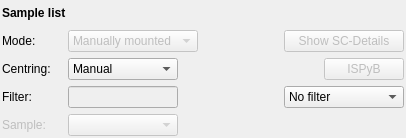
mxcube/mxcubeqt, file Bricks/widgets/ui_files/Qt4_sample_changer_widget_layout.ui: the form before one commit.
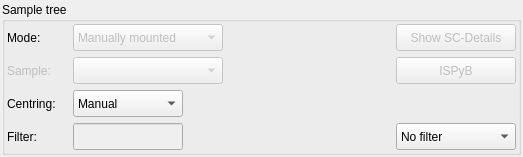
The form after the commit. Icons and pictures are not drawn.

The edit to the form file:
```diff
--- a/Bricks/widgets/ui_files/Qt4_sample_changer_widget_layout.ui
+++ b/Bricks/widgets/ui_files/Qt4_sample_changer_widget_layout.ui
@@ -6,8 +6,8 @@
    <rect>
     <x>0</x>
     <y>0</y>
-    <width>406</width>
-    <height>138</height>
+    <width>523</width>
+    <height>156</height>
    </rect>
   </property>
   <property name="sizePolicy">
@@ -25,42 +25,32 @@
   <property name="windowTitle">
    <string>Acquisition widget</string>
   </property>
-  <layout class="QHBoxLayout">
-   <property name="spacing">
-    <number>0</number>
-   </property>
-   <property name="margin">
-    <number>2</number>
-   </property>
-   <item>
-    <layout class="QVBoxLayout" name="verticalLayout">
-     <property name="leftMargin">
-      <number>0</number>
-     </property>
-     <property name="topMargin">
-      <number>0</number>
-     </property>
-     <property name="rightMargin">
-      <number>0</number>
-     </property>
-     <item>
-      <widget class="QLabel" name="label">
-       <property name="font">
-        <font>
-         <weight>75</weight>
-         <bold>true</bold>
-        </font>
-       </property>
-       <property name="text">
-        <string>Sample list</string>
-       </property>
-      </widget>
-     </item>
-     <item>
       <layout class="QHBoxLayout" name="horizontalLayout_2">
        <property name="spacing">
-        <number>6</number>
-       </property>
+    <number>0</number>
+   </property>
+   <property name="margin">
+    <number>2</number>
+   </property>
+   <item>
+    <widget class="QGroupBox" name="groupBox">
+     <property name="title">
+      <string>Sample tree</string>
+     </property>
+     <layout class="QHBoxLayout" name="horizontalLayout_3">
+      <property name="spacing">
+       <number>0</number>
+      </property>
+      <property name="sizeConstraint">
+       <enum>QLayout::SetMinimumSize</enum>
+      </property>
+      <property name="margin">
+       <number>2</number>
+      </property>
+      <item>
+       <layout class="QHBoxLayout" name="horizontalLayout">
+        <item>
+         <layout class="QVBoxLayout" name="verticalLayout_2">
        <item>
         <widget class="QLabel" name="label_2">
          <property name="sizePolicy">
@@ -72,13 +62,13 @@
          <property name="minimumSize">
           <size>
            <width>60</width>
-           <height>0</height>
+              <height>27</height>
           </size>
          </property>
          <property name="maximumSize">
           <size>
            <width>60</width>
-           <height>16777215</height>
+              <height>27</height>
           </size>
          </property>
          <property name="text">
@@ -87,14 +77,84 @@
         </widget>
        </item>
        <item>
+           <widget class="QLabel" name="sample_label">
+            <property name="enabled">
+             <bool>false</bool>
+            </property>
+            <property name="minimumSize">
+             <size>
+              <width>60</width>
+              <height>27</height>
+             </size>
+            </property>
+            <property name="maximumSize">
+             <size>
+              <width>60</width>
+              <height>27</height>
+             </size>
+            </property>
+            <property name="text">
+             <string>Sample:</string>
+            </property>
+           </widget>
+          </item>
+          <item>
+           <widget class="QLabel" name="label_3">
+            <property name="sizePolicy">
+             <sizepolicy hsizetype="Fixed" vsizetype="Preferred">
+              <horstretch>0</horstretch>
+              <verstretch>0</verstretch>
+             </sizepolicy>
+            </property>
+            <property name="minimumSize">
+             <size>
+              <width>60</width>
+              <height>27</height>
+             </size>
+            </property>
+            <property name="maximumSize">
+             <size>
+              <width>60</width>
+              <height>27</height>
+             </size>
+            </property>
+            <property name="text">
+             <string>Centring:</string>
+            </property>
+           </widget>
+          </item>
+          <item>
+           <widget class="QLabel" name="filter_label">
+            <property name="minimumSize">
+             <size>
+              <width>60</width>
+              <height>27</height>
+             </size>
+            </property>
+            <property name="maximumSize">
+             <size>
+              <width>60</width>
+              <height>27</height>
+             </size>
+            </property>
+            <property name="text">
+             <string>Filter:</string>
+            </property>
+           </widget>
+          </item>
+         </layout>
+        </item>
+        <item>
+         <layout class="QVBoxLayout" name="verticalLayout_3">
+          <item>
         <widget class="QComboBox" name="filter_cbox">
          <property name="enabled">
           <bool>false</bool>
          </property>
          <property name="minimumSize">
           <size>
-           <width>0</width>
-           <height>0</height>
+              <width>150</width>
+              <height>27</height>
           </size>
          </property>
          <property name="maximumSize">
@@ -126,78 +186,21 @@
         </widget>
        </item>
        <item>
-        <spacer name="horizontalSpacer_2">
-         <property name="orientation">
-          <enum>Qt::Horizontal</enum>
-         </property>
-         <property name="sizeType">
-          <enum>QSizePolicy::Expanding</enum>
-         </property>
-         <property name="sizeHint" stdset="0">
-          <size>
-           <width>20</width>
-           <height>20</height>
-          </size>
-         </property>
-        </spacer>
-       </item>
-       <item>
-        <widget class="QPushButton" name="details_button">
+           <widget class="QComboBox" name="sample_combo">
          <property name="enabled">
           <bool>false</bool>
          </property>
-         <property name="sizePolicy">
-          <sizepolicy hsizetype="Fixed" vsizetype="Fixed">
-           <horstretch>0</horstretch>
-           <verstretch>0</verstretch>
-          </sizepolicy>
-         </property>
          <property name="minimumSize">
           <size>
-           <width>120</width>
-           <height>0</height>
+              <width>150</width>
+              <height>27</height>
           </size>
          </property>
          <property name="maximumSize">
           <size>
-           <width>120</width>
+              <width>150</width>
            <height>27</height>
           </size>
-         </property>
-         <property name="text">
-          <string>Show SC-Details</string>
-         </property>
-        </widget>
-       </item>
-      </layout>
-     </item>
-     <item>
-      <layout class="QHBoxLayout" name="horizontalLayout">
-       <property name="spacing">
-        <number>6</number>
-       </property>
-       <item>
-        <widget class="QLabel" name="label_3">
-         <property name="sizePolicy">
-          <sizepolicy hsizetype="Fixed" vsizetype="Preferred">
-           <horstretch>0</horstretch>
-           <verstretch>0</verstretch>
-          </sizepolicy>
-         </property>
-         <property name="minimumSize">
-          <size>
-           <width>60</width>
-           <height>0</height>
-          </size>
-         </property>
-         <property name="maximumSize">
-          <size>
-           <width>60</width>
-           <height>16777215</height>
-          </size>
-         </property>
-         <property name="text">
-          <string>Centring:</string>
          </property>
         </widget>
        </item>
@@ -206,7 +209,7 @@
          <property name="minimumSize">
           <size>
            <width>110</width>
-           <height>0</height>
+              <height>27</height>
           </size>
          </property>
          <property name="maximumSize">
@@ -236,23 +239,92 @@
         </widget>
        </item>
        <item>
+           <widget class="QLineEdit" name="filter_ledit">
+            <property name="enabled">
+             <bool>false</bool>
+            </property>
+            <property name="minimumSize">
+             <size>
+              <width>110</width>
+              <height>0</height>
+             </size>
+            </property>
+            <property name="maximumSize">
+             <size>
+              <width>110</width>
+              <height>27</height>
+             </size>
+            </property>
+           </widget>
+          </item>
+         </layout>
+        </item>
+        <item>
         <spacer name="horizontalSpacer">
          <property name="orientation">
           <enum>Qt::Horizontal</enum>
          </property>
          <property name="sizeHint" stdset="0">
           <size>
-           <width>10</width>
+            <width>40</width>
            <height>20</height>
           </size>
          </property>
         </spacer>
+        </item>
+        <item>
+         <layout class="QVBoxLayout" name="verticalLayout">
+          <item>
+           <widget class="QPushButton" name="details_button">
+            <property name="enabled">
+             <bool>false</bool>
+            </property>
+            <property name="sizePolicy">
+             <sizepolicy hsizetype="Fixed" vsizetype="Fixed">
+              <horstretch>0</horstretch>
+              <verstretch>0</verstretch>
+             </sizepolicy>
+            </property>
+            <property name="minimumSize">
+             <size>
+              <width>120</width>
+              <height>27</height>
+             </size>
+            </property>
+            <property name="maximumSize">
+             <size>
+              <width>120</width>
+              <height>27</height>
+             </size>
+            </property>
+            <property name="text">
+             <string>Show SC-Details</string>
+            </property>
+           </widget>
        </item>
        <item>
         <widget class="QPushButton" name="synch_ispyb_button">
          <property name="enabled">
           <bool>false</bool>
          </property>
+            <property name="sizePolicy">
+             <sizepolicy hsizetype="Minimum" vsizetype="Fixed">
+              <horstretch>0</horstretch>
+              <verstretch>0</verstretch>
+             </sizepolicy>
+            </property>
+            <property name="minimumSize">
+             <size>
+              <width>0</width>
+              <height>27</height>
+             </size>
+            </property>
+            <property name="maximumSize">
+             <size>
+              <width>16777215</width>
+              <height>27</height>
+             </size>
+            </property>
          <property name="text">
           <string>ISPyB</string>
          </property>
@@ -262,70 +334,15 @@
          </property>
         </widget>
        </item>
-      </layout>
-     </item>
      <item>
-      <widget class="QWidget" name="filter_widget" native="true">
-       <property name="sizePolicy">
-        <sizepolicy hsizetype="Preferred" vsizetype="Fixed">
-         <horstretch>0</horstretch>
-         <verstretch>0</verstretch>
-        </sizepolicy>
-       </property>
-       <layout class="QHBoxLayout" name="horizontalLayout_3">
-        <property name="margin">
-         <number>0</number>
-        </property>
-        <item>
-         <widget class="QLabel" name="filter_label">
-          <property name="minimumSize">
-           <size>
-            <width>60</width>
-            <height>0</height>
-           </size>
-          </property>
-          <property name="maximumSize">
-           <size>
-            <width>60</width>
-            <height>16777215</height>
-           </size>
-          </property>
-          <property name="text">
-           <string>Filter:</string>
-          </property>
-         </widget>
-        </item>
-        <item>
-         <widget class="QLineEdit" name="filter_ledit">
-          <property name="enabled">
-           <bool>false</bool>
-          </property>
-          <property name="minimumSize">
-           <size>
-            <width>110</width>
-            <height>0</height>
-           </size>
-          </property>
-          <property name="maximumSize">
-           <size>
-            <width>110</width>
-            <height>27</height>
-           </size>
-          </property>
-         </widget>
-        </item>
-        <item>
-         <spacer name="filter_spacer">
+           <spacer name="verticalSpacer">
           <property name="orientation">
-           <enum>Qt::Horizontal</enum>
-          </property>
-          <property name="sizeType">
-           <enum>QSizePolicy::Expanding</enum>
+             <enum>Qt::Vertical</enum>
           </property>
           <property name="sizeHint" stdset="0">
            <size>
-            <width>163</width>
-            <height>20</height>
+              <width>20</width>
+              <height>27</height>
            </size>
           </property>
          </spacer>
@@ -335,7 +352,7 @@
           <property name="minimumSize">
            <size>
             <width>120</width>
-            <height>0</height>
+              <height>27</height>
            </size>
           </property>
           <property name="maximumSize">
@@ -407,81 +424,11 @@
          </widget>
         </item>
        </layout>
-      </widget>
-     </item>
-     <item>
-      <widget class="QWidget" name="sample_widget" native="true">
-       <property name="sizePolicy">
-        <sizepolicy hsizetype="Preferred" vsizetype="Fixed">
-         <horstretch>0</horstretch>
-         <verstretch>0</verstretch>
-        </sizepolicy>
-       </property>
-       <layout class="QHBoxLayout" name="horizontalLayout_4">
-        <property name="spacing">
-         <number>6</number>
-        </property>
-        <property name="margin">
-         <number>0</number>
-        </property>
-        <item>
-         <widget class="QLabel" name="sample_label">
-          <property name="enabled">
-           <bool>false</bool>
-          </property>
-          <property name="minimumSize">
-           <size>
-            <width>60</width>
-            <height>0</height>
-           </size>
-          </property>
-          <property name="maximumSize">
-           <size>
-            <width>60</width>
-            <height>16777215</height>
-           </size>
-          </property>
-          <property name="text">
-           <string>Sample:</string>
-          </property>
-         </widget>
-        </item>
-        <item>
-         <widget class="QComboBox" name="sample_combo">
-          <property name="enabled">
-           <bool>false</bool>
-          </property>
-          <property name="minimumSize">
-           <size>
-            <width>110</width>
-            <height>0</height>
-           </size>
-          </property>
-          <property name="maximumSize">
-           <size>
-            <width>110</width>
-            <height>16777215</height>
-           </size>
-          </property>
-         </widget>
-        </item>
-        <item>
-         <spacer name="horizontalSpacer_3">
-          <property name="orientation">
-           <enum>Qt::Horizontal</enum>
-          </property>
-          <property name="sizeHint" stdset="0">
-           <size>
-            <width>40</width>
-            <height>20</height>
-           </size>
-          </property>
-         </spacer>
-        </item>
+        </item>
        </layout>
-      </widget>
-     </item>
-    </layout>
+      </item>
+     </layout>
+    </widget>
    </item>
   </layout>
  </widget>
```
Lines whose indentation alone changed are shown as unchanged.
